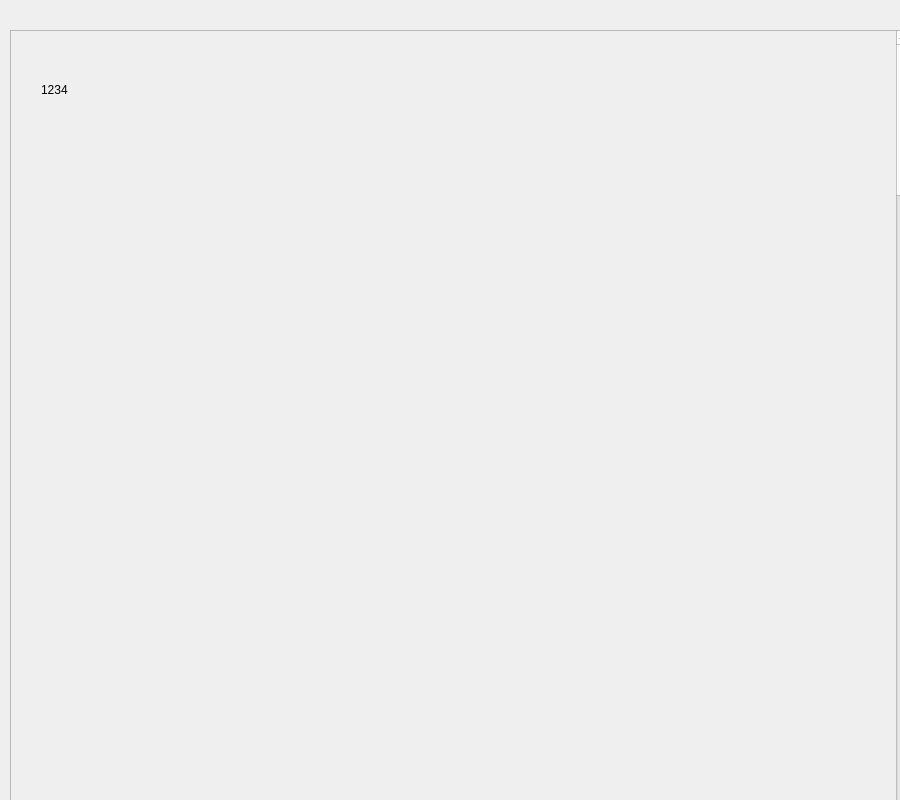
Old version of the form fluentflash/app/view/SafetyInterface.ui in the repository TigGrak/fluent-flash.
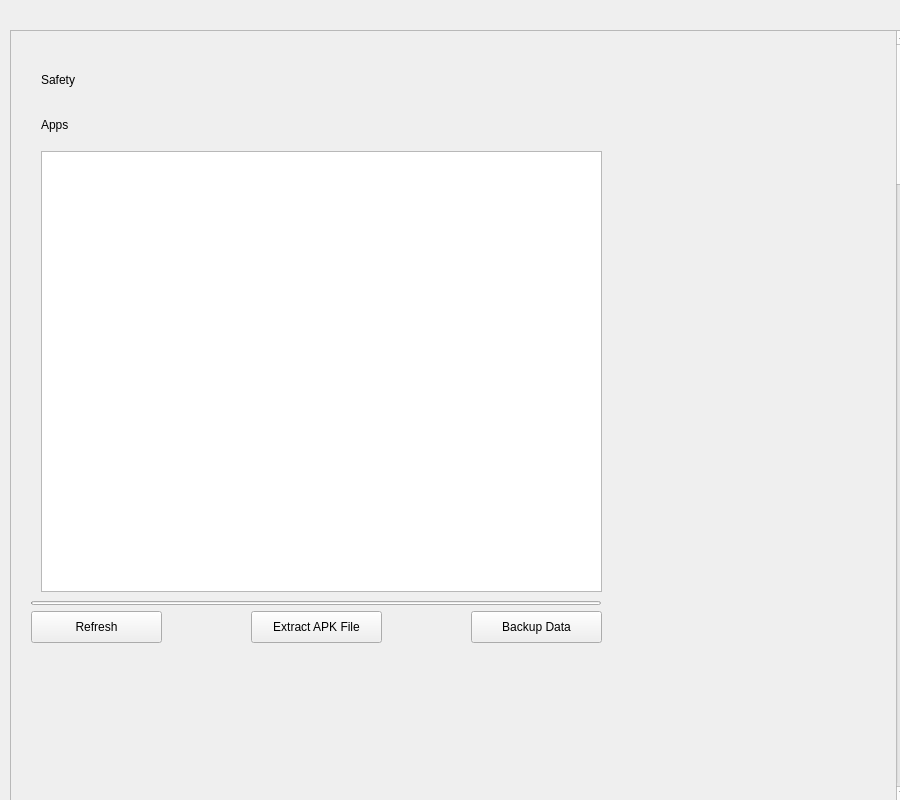
New version of the form. Custom widgets are drawn as their Qt base class.

Diff of the .ui file:
```diff
--- a/fluentflash/app/view/SafetyInterface.ui
+++ b/fluentflash/app/view/SafetyInterface.ui
@@ -19,7 +19,7 @@
      <x>10</x>
      <y>30</y>
      <width>901</width>
-     <height>801</height>
+     <height>771</height>
     </rect>
    </property>
    <property name="minimumSize">
@@ -50,30 +50,145 @@
      <property name="geometry">
       <rect>
        <x>30</x>
-       <y>40</y>
+       <y>30</y>
        <width>123</width>
        <height>38</height>
       </rect>
      </property>
      <property name="text">
-      <string>1234</string>
+      <string>Safety</string>
+     </property>
+    </widget>
+    <widget class="SubtitleLabel" name="SubtitleLabel">
+     <property name="geometry">
+      <rect>
+       <x>30</x>
+       <y>80</y>
+       <width>119</width>
+       <height>28</height>
+      </rect>
+     </property>
+     <property name="text">
+      <string>Apps</string>
+     </property>
+    </widget>
+    <widget class="TableWidget" name="AppList">
+     <property name="geometry">
+      <rect>
+       <x>30</x>
+       <y>120</y>
+       <width>561</width>
+       <height>441</height>
+      </rect>
+     </property>
+    </widget>
+    <widget class="PrimaryPushButton" name="ButtonEtractAPKFile">
+     <property name="geometry">
+      <rect>
+       <x>240</x>
+       <y>580</y>
+       <width>131</width>
+       <height>32</height>
+      </rect>
+     </property>
+     <property name="text">
+      <string>Extract APK File</string>
+     </property>
+    </widget>
+    <widget class="PrimaryPushButton" name="ButtonBackupData">
+     <property name="geometry">
+      <rect>
+       <x>460</x>
+       <y>580</y>
+       <width>131</width>
+       <height>32</height>
+      </rect>
+     </property>
+     <property name="text">
+      <string>Backup Data</string>
+     </property>
+    </widget>
+    <widget class="PrimaryPushButton" name="ButtonRefresh">
+     <property name="geometry">
+      <rect>
+       <x>20</x>
+       <y>580</y>
+       <width>131</width>
+       <height>32</height>
+      </rect>
+     </property>
+     <property name="text">
+      <string>Refresh</string>
+     </property>
+    </widget>
+    <widget class="IndeterminateProgressBar" name="RefreshProgress">
+     <property name="geometry">
+      <rect>
+       <x>20</x>
+       <y>570</y>
+       <width>570</width>
+       <height>4</height>
+      </rect>
+     </property>
+    </widget>
+    <widget class="ProgressBar" name="BackupAExtractProgress">
+     <property name="geometry">
+      <rect>
+       <x>20</x>
+       <y>570</y>
+       <width>570</width>
+       <height>4</height>
+      </rect>
+     </property>
+     <property name="val">
+      <double>0.000000000000000</double>
      </property>
     </widget>
    </widget>
   </widget>
  </widget>
  <customwidgets>
+  <customwidget>
+   <class>PushButton</class>
+   <extends>QPushButton</extends>
+   <header>qfluentwidgets</header>
+  </customwidget>
+  <customwidget>
+   <class>PrimaryPushButton</class>
+   <extends>PushButton</extends>
+   <header>qfluentwidgets</header>
+  </customwidget>
   <customwidget>
    <class>ScrollArea</class>
    <extends>QScrollArea</extends>
    <header>qfluentwidgets</header>
    <container>1</container>
   </customwidget>
+  <customwidget>
+   <class>SubtitleLabel</class>
+   <extends>QLabel</extends>
+   <header>qfluentwidgets</header>
+  </customwidget>
   <customwidget>
    <class>TitleLabel</class>
    <extends>QLabel</extends>
    <header>qfluentwidgets</header>
   </customwidget>
+  <customwidget>
+   <class>ProgressBar</class>
+   <extends>QProgressBar</extends>
+   <header>qfluentwidgets</header>
+  </customwidget>
+  <customwidget>
+   <class>IndeterminateProgressBar</class>
+   <extends>QProgressBar</extends>
+   <header>qfluentwidgets</header>
+  </customwidget>
+  <customwidget>
+   <class>TableWidget</class>
+   <extends>QTableWidget</extends>
+   <header>qfluentwidgets</header>
+  </customwidget>
  </customwidgets>
  <resources>
   <include location="../assets/assets.qrc"/>
```
